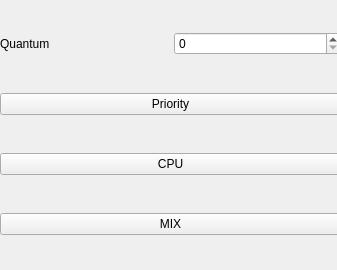
Before: the Qt Designer form simulateopc.ui in JaredVelasquez/TaskManager, drawn with Qt 5.
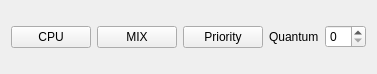
After: the same form once the commit is applied.

```diff
--- a/simulateopc.ui
+++ b/simulateopc.ui
@@ -6,45 +6,15 @@
    <rect>
     <x>0</x>
     <y>0</y>
-    <width>337</width>
-    <height>270</height>
+    <width>344</width>
+    <height>74</height>
    </rect>
   </property>
   <property name="windowTitle">
    <string>Form</string>
   </property>
-  <widget class="QWidget" name="verticalLayoutWidget">
-   <property name="geometry">
-    <rect>
-     <x>0</x>
-     <y>0</y>
-     <width>341</width>
-     <height>271</height>
-    </rect>
-   </property>
-   <layout class="QVBoxLayout" name="verticalLayout">
-    <item>
      <layout class="QHBoxLayout" name="horizontalLayout">
       <item>
-       <widget class="QLabel" name="label">
-        <property name="text">
-         <string>Quantum</string>
-        </property>
-       </widget>
-      </item>
-      <item>
-       <widget class="QSpinBox" name="QUANTUM"/>
-      </item>
-     </layout>
-    </item>
-    <item>
-     <widget class="QPushButton" name="pushButton">
-      <property name="text">
-       <string>Priority</string>
-      </property>
-     </widget>
-    </item>
-    <item>
      <widget class="QPushButton" name="pushButton_3">
       <property name="text">
        <string>CPU</string>
@@ -58,8 +28,24 @@
       </property>
      </widget>
     </item>
-   </layout>
-  </widget>
+   <item>
+    <widget class="QPushButton" name="pushButton">
+     <property name="text">
+      <string>Priority</string>
+     </property>
+    </widget>
+   </item>
+   <item>
+    <widget class="QLabel" name="label">
+     <property name="text">
+      <string>Quantum</string>
+     </property>
+    </widget>
+   </item>
+   <item>
+    <widget class="QSpinBox" name="QUANTUM"/>
+   </item>
+  </layout>
  </widget>
  <resources/>
  <connections/>
```
Lines whose indentation alone changed are shown as unchanged.
